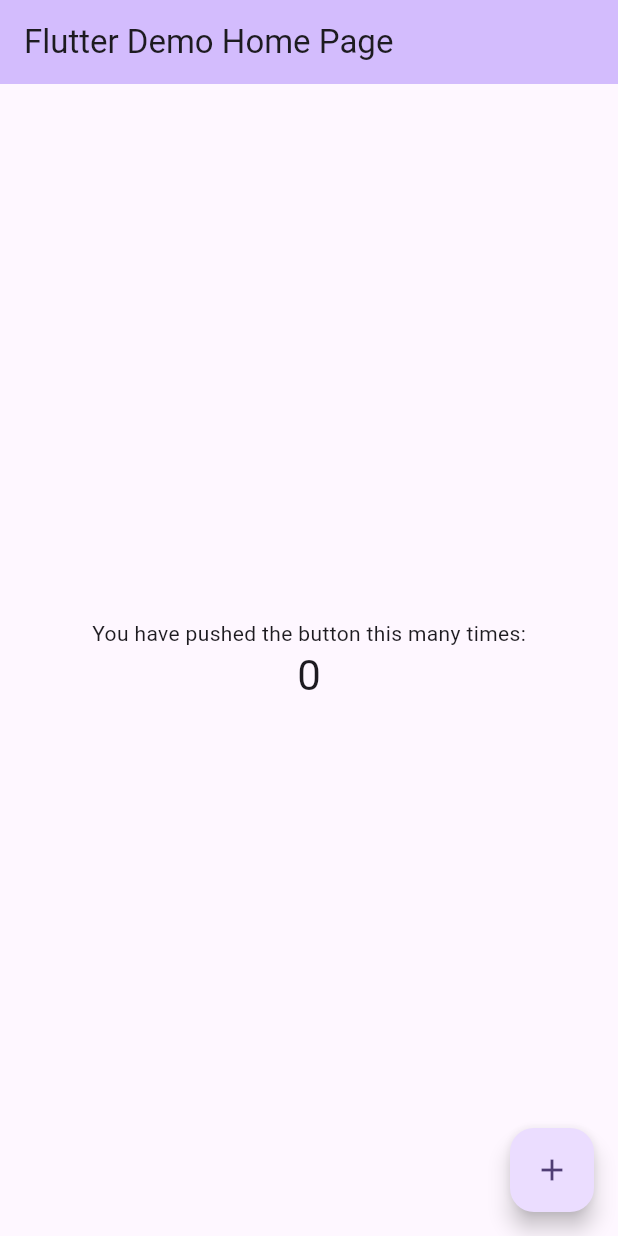
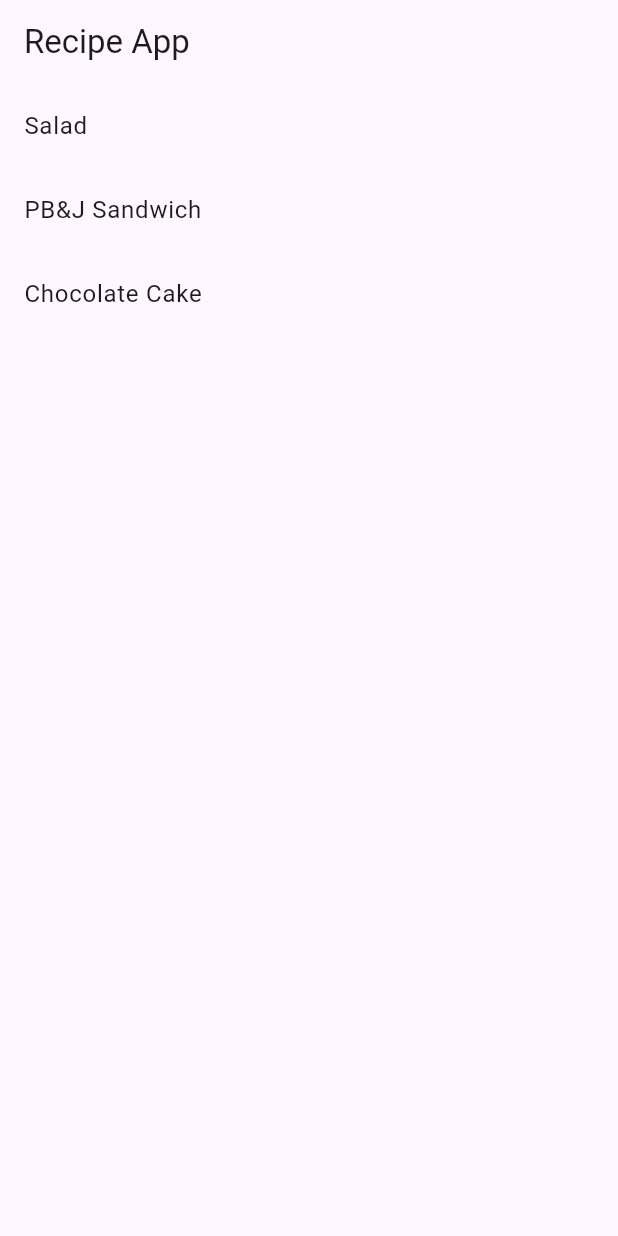
Before and after one commit to davidxia261/MAD_CW2, a Flutter app: the screen it shows after launch, on a phone screen of 412 x 824 dp. Run offline on Flutter 3.47's test engine with Material 3 defaults, Android fonts, the phone set to English and light mode, and no system bars.

Commit message:
added details and home screens and changed main.dart

```diff
--- /dev/null
+++ b/lib/DetailsScreen.dart
@@ -0,0 +1,35 @@
+import 'package:flutter/material.dart';
+
+class DetailsScreen extends StatelessWidget {
+  final Map<String, String> recipe;
+
+  DetailsScreen({required this.recipe});
+
+  @override
+  Widget build(BuildContext context) {
+    return Scaffold(
+      appBar: AppBar(title: Text(recipe['title']!)),
+      body: Padding(
+        padding: EdgeInsets.all(16.0),
+        child: Column(
+          crossAxisAlignment: CrossAxisAlignment.start,
+          children: [
+            Text(
+              'Ingredients:',
+              style: TextStyle(fontSize: 20, fontWeight: FontWeight.bold),
+            ),
+            SizedBox(height: 5),
+            Text(recipe['ingredients']!),
+            SizedBox(height: 10),
+            Text(
+              'Instructions:',
+              style: TextStyle(fontSize: 20, fontWeight: FontWeight.bold),
+            ),
+            SizedBox(height: 5),
+            Text(recipe['instructions']!),
+          ],
+        ),
+      ),
+    );
+  }
+}
--- /dev/null
+++ b/lib/HomeScreen.dart
@@ -0,0 +1,45 @@
+import 'package:flutter/material.dart';
+import 'DetailsScreen.dart';
+
+class HomeScreen extends StatelessWidget {
+  final List<Map<String, String>> recipes = [
+    {
+      'title': 'Salad',
+      'ingredients': 'Lettuce, Tomato, Cucumber',
+      'instructions': 'Chop vegetables, mix in a bowl, and serve.'
+    },
+    {
+      'title': 'PB&J Sandwich',
+      'ingredients': 'Peanut Butter, Jelly, Bread',
+      'instructions': 'Spread peanut butter and jelly between two pieces of bread and serve.'
+    },
+    {
+      'title': 'Chocolate Cake',
+      'ingredients': 'Flour, Cocoa, Sugar, Eggs',
+      'instructions': 'Mix ingredients, bake at 350°F for 30 minutes.'
+    },
+  ];
+
+  @override
+  Widget build(BuildContext context) {
+    return Scaffold(
+      appBar: AppBar(title: Text('Recipe App')),
+      body: ListView.builder(
+        itemCount: recipes.length,
+        itemBuilder: (context, index) {
+          return ListTile(
+            title: Text(recipes[index]['title']!),
+            onTap: () {
+              Navigator.push(
+                context,
+                MaterialPageRoute(
+                  builder: (context) => DetailsScreen(recipe: recipes[index]),
+                ),
+              );
+            },
+          );
+        },
+      ),
+    );
+  }
+}
--- a/lib/main.dart
+++ b/lib/main.dart
@@ -1,125 +1,18 @@
 import 'package:flutter/material.dart';
+import 'HomeScreen.dart';
+import 'DetailsScreen.dart';
 
 void main() {
-  runApp(const MyApp());
+  runApp(RecipeApp());
 }
 
-class MyApp extends StatelessWidget {
-  const MyApp({super.key});
-
-  // This widget is the root of your application.
+class RecipeApp extends StatelessWidget {
   @override
   Widget build(BuildContext context) {
     return MaterialApp(
-      title: 'Flutter Demo',
-      theme: ThemeData(
-        // This is the theme of your application.
-        //
-        // TRY THIS: Try running your application with "flutter run". You'll see
-        // the application has a purple toolbar. Then, without quitting the app,
-        // try changing the seedColor in the colorScheme below to Colors.green
-        // and then invoke "hot reload" (save your changes or press the "hot
-        // reload" button in a Flutter-supported IDE, or press "r" if you used
-        // the command line to start the app).
-        //
-        // Notice that the counter didn't reset back to zero; the application
-        // state is not lost during the reload. To reset the state, use hot
-        // restart instead.
-        //
-        // This works for code too, not just values: Most code changes can be
-        // tested with just a hot reload.
-        colorScheme: ColorScheme.fromSeed(seedColor: Colors.deepPurple),
-        useMaterial3: true,
-      ),
-      home: const MyHomePage(title: 'Flutter Demo Home Page'),
+      title: 'Recipe App',
+      theme: ThemeData(primarySwatch: Colors.blue),
+      home: HomeScreen(),
     );
   }
 }
-
-class MyHomePage extends StatefulWidget {
-  const MyHomePage({super.key, required this.title});
-
-  // This widget is the home page of your application. It is stateful, meaning
-  // that it has a State object (defined below) that contains fields that affect
-  // how it looks.
-
-  // This class is the configuration for the state. It holds the values (in this
-  // case the title) provided by the parent (in this case the App widget) and
-  // used by the build method of the State. Fields in a Widget subclass are
-  // always marked "final".
-
-  final String title;
-
-  @override
-  State<MyHomePage> createState() => _MyHomePageState();
-}
-
-class _MyHomePageState extends State<MyHomePage> {
-  int _counter = 0;
-
-  void _incrementCounter() {
-    setState(() {
-      // This call to setState tells the Flutter framework that something has
-      // changed in this State, which causes it to rerun the build method below
-      // so that the display can reflect the updated values. If we changed
-      // _counter without calling setState(), then the build method would not be
-      // called again, and so nothing would appear to happen.
-      _counter++;
-    });
-  }
-
-  @override
-  Widget build(BuildContext context) {
-    // This method is rerun every time setState is called, for instance as done
-    // by the _incrementCounter method above.
-    //
-    // The Flutter framework has been optimized to make rerunning build methods
-    // fast, so that you can just rebuild anything that needs updating rather
-    // than having to individually change instances of widgets.
-    return Scaffold(
-      appBar: AppBar(
-        // TRY THIS: Try changing the color here to a specific color (to
-        // Colors.amber, perhaps?) and trigger a hot reload to see the AppBar
-        // change color while the other colors stay the same.
-        backgroundColor: Theme.of(context).colorScheme.inversePrimary,
-        // Here we take the value from the MyHomePage object that was created by
-        // the App.build method, and use it to set our appbar title.
-        title: Text(widget.title),
-      ),
-      body: Center(
-        // Center is a layout widget. It takes a single child and positions it
-        // in the middle of the parent.
-        child: Column(
-          // Column is also a layout widget. It takes a list of children and
-          // arranges them vertically. By default, it sizes itself to fit its
-          // children horizontally, and tries to be as tall as its parent.
-          //
-          // Column has various properties to control how it sizes itself and
-          // how it positions its children. Here we use mainAxisAlignment to
-          // center the children vertically; the main axis here is the vertical
-          // axis because Columns are vertical (the cross axis would be
-          // horizontal).
-          //
-          // TRY THIS: Invoke "debug painting" (choose the "Toggle Debug Paint"
-          // action in the IDE, or press "p" in the console), to see the
-          // wireframe for each widget.
-          mainAxisAlignment: MainAxisAlignment.center,
-          children: <Widget>[
-            const Text(
-              'You have pushed the button this many times:',
-            ),
-            Text(
-              '$_counter',
-              style: Theme.of(context).textTheme.headlineMedium,
-            ),
-          ],
-        ),
-      ),
-      floatingActionButton: FloatingActionButton(
-        onPressed: _incrementCounter,
-        tooltip: 'Increment',
-        child: const Icon(Icons.add),
-      ), // This trailing comma makes auto-formatting nicer for build methods.
-    );
-  }
-}
```
